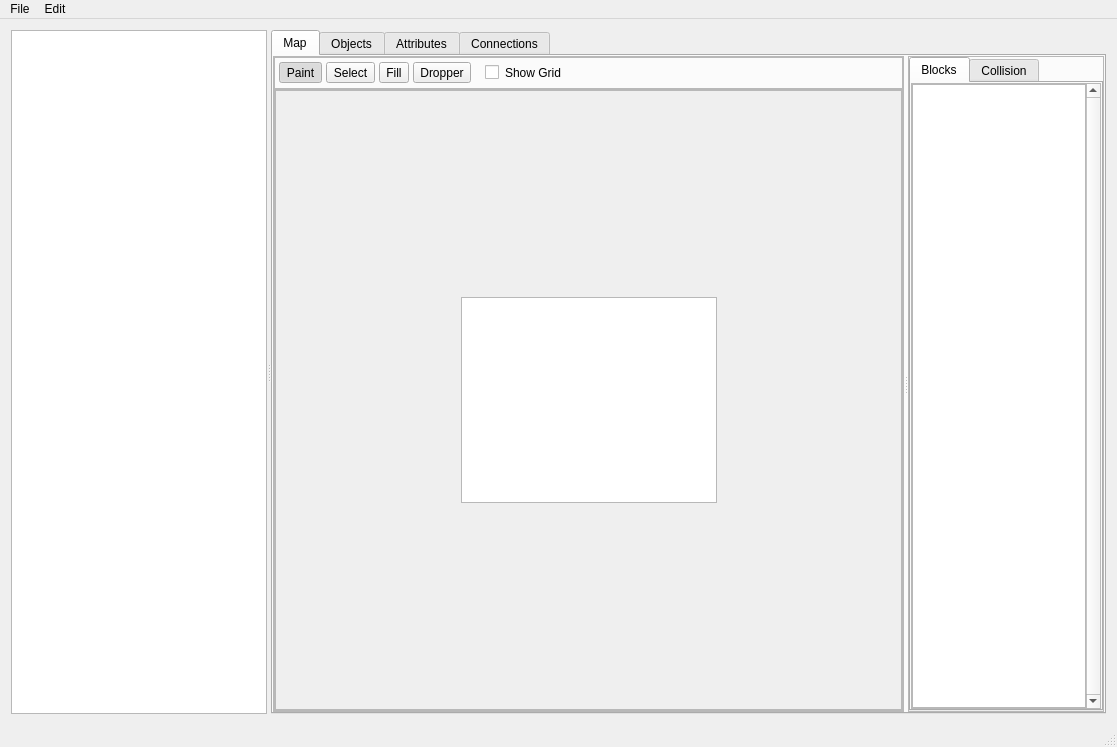
huderlem/porymap, file mainwindow.ui: the form before one commit.
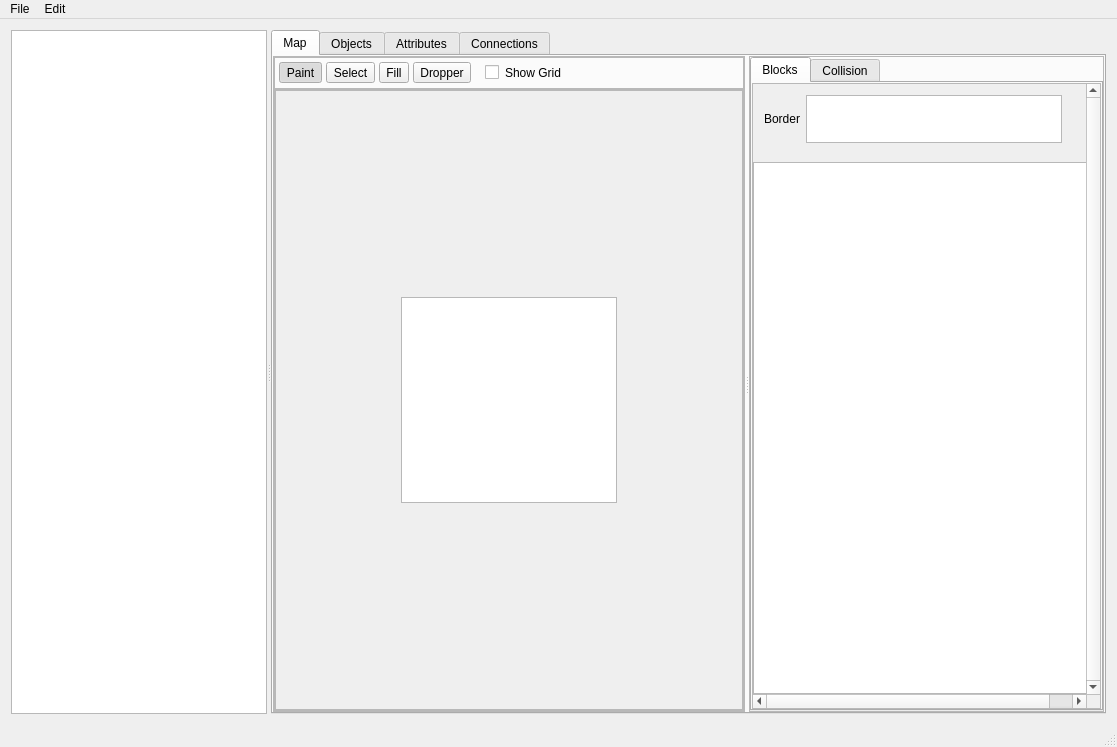
The form after the commit. The open tabs and pages were chosen to show the change. Icons and pictures are not drawn. Custom widgets are drawn as their Qt base class.

Commit message: Add ability to change map border

The edit to the form file:
```diff
--- a/mainwindow.ui
+++ b/mainwindow.ui
@@ -290,7 +290,7 @@
                     <rect>
                      <x>0</x>
                      <y>0</y>
-                     <width>614</width>
+                     <width>475</width>
                      <height>621</height>
                     </rect>
                    </property>
@@ -478,8 +478,8 @@
                      <rect>
                       <x>0</x>
                       <y>0</y>
-                      <width>180</width>
-                      <height>629</height>
+                      <width>358</width>
+                      <height>612</height>
                      </rect>
                     </property>
                     <property name="sizePolicy">
@@ -488,7 +488,10 @@
                       <verstretch>0</verstretch>
                      </sizepolicy>
                     </property>
-                    <layout class="QGridLayout" name="gridLayout_5" rowstretch="0" columnstretch="0">
+                    <layout class="QGridLayout" name="gridLayout_5" rowstretch="0,0" columnstretch="0">
+                     <property name="sizeConstraint">
+                      <enum>QLayout::SetDefaultConstraint</enum>
+                     </property>
                      <property name="leftMargin">
                       <number>0</number>
                      </property>
@@ -501,16 +504,97 @@
                      <property name="bottomMargin">
                       <number>0</number>
                      </property>
-                     <property name="spacing">
+                     <property name="horizontalSpacing">
                       <number>0</number>
                      </property>
+                     <property name="verticalSpacing">
+                      <number>8</number>
+                     </property>
                      <item row="0" column="0">
+                      <widget class="QFrame" name="frame_10">
+                       <property name="sizePolicy">
+                        <sizepolicy hsizetype="Minimum" vsizetype="Minimum">
+                         <horstretch>0</horstretch>
+                         <verstretch>0</verstretch>
+                        </sizepolicy>
+                       </property>
+                       <property name="frameShape">
+                        <enum>QFrame::NoFrame</enum>
+                       </property>
+                       <property name="frameShadow">
+                        <enum>QFrame::Raised</enum>
+                       </property>
+                       <layout class="QHBoxLayout" name="horizontalLayout_5">
+                        <property name="spacing">
+                         <number>6</number>
+                        </property>
+                        <property name="sizeConstraint">
+                         <enum>QLayout::SetDefaultConstraint</enum>
+                        </property>
+                        <item>
+                         <widget class="QLabel" name="label_16">
+                          <property name="sizePolicy">
+                           <sizepolicy hsizetype="Preferred" vsizetype="Minimum">
+                            <horstretch>0</horstretch>
+                            <verstretch>0</verstretch>
+                           </sizepolicy>
+                          </property>
+                          <property name="text">
+                           <string>Border</string>
+                          </property>
+                         </widget>
+                        </item>
+                        <item>
+                         <widget class="QGraphicsView" name="graphicsView_BorderMetatile">
+                          <property name="sizePolicy">
+                           <sizepolicy hsizetype="Minimum" vsizetype="Minimum">
+                            <horstretch>0</horstretch>
+                            <verstretch>0</verstretch>
+                           </sizepolicy>
+                          </property>
+                          <property name="maximumSize">
+                           <size>
+                            <width>16777215</width>
+                            <height>48</height>
+                           </size>
+                          </property>
+                          <property name="frameShape">
+                           <enum>QFrame::StyledPanel</enum>
+                          </property>
+                          <property name="frameShadow">
+                           <enum>QFrame::Sunken</enum>
+                          </property>
+                          <property name="verticalScrollBarPolicy">
+                           <enum>Qt::ScrollBarAsNeeded</enum>
+                          </property>
+                         </widget>
+                        </item>
+                        <item>
+                         <spacer name="horizontalSpacer_12">
+                          <property name="orientation">
+                           <enum>Qt::Horizontal</enum>
+                          </property>
+                          <property name="sizeType">
+                           <enum>QSizePolicy::Maximum</enum>
+                          </property>
+                          <property name="sizeHint" stdset="0">
+                           <size>
+                            <width>40</width>
+                            <height>20</height>
+                           </size>
+                          </property>
+                         </spacer>
+                        </item>
+                       </layout>
+                      </widget>
+                     </item>
+                     <item row="1" column="0">
                       <widget class="QGraphicsView" name="graphicsView_Metatiles">
                        <property name="enabled">
                         <bool>true</bool>
                        </property>
                        <property name="sizePolicy">
-                        <sizepolicy hsizetype="Ignored" vsizetype="Ignored">
+                        <sizepolicy hsizetype="Preferred" vsizetype="MinimumExpanding">
                          <horstretch>0</horstretch>
                          <verstretch>0</verstretch>
                         </sizepolicy>
```
Left out of the diff: 2 changed lines with no effect on the pictures. The commit also changes 11 other files.
